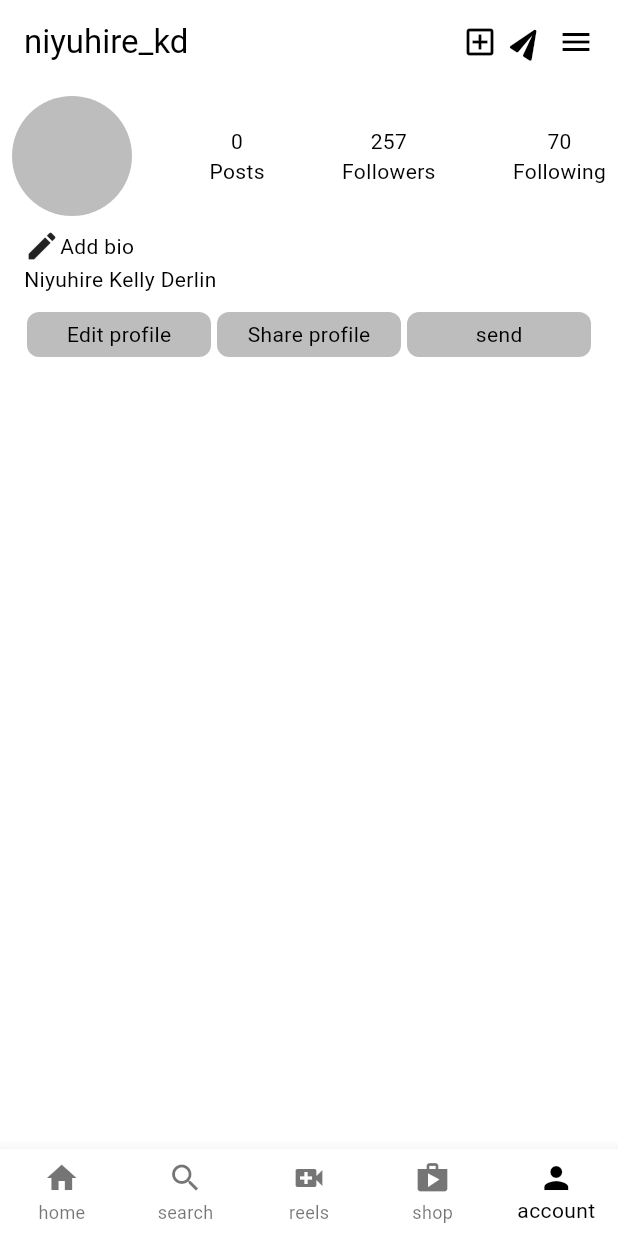
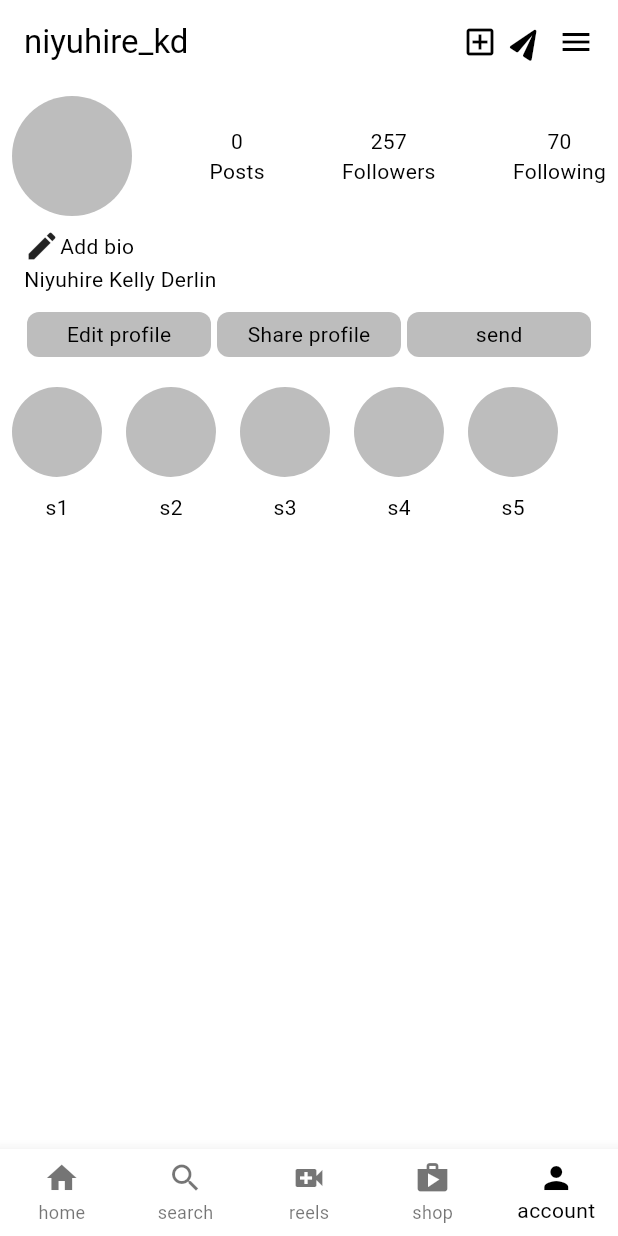
Before and after one commit to NKellyD/instagram-Ui, a Flutter app: the screen it shows after launch, item 5 of the bottom bar chosen, on a phone screen of 412 x 824 dp. Run offline on Flutter 3.47's test engine with Material 3 defaults, Android fonts, the phone set to English and light mode, and no system bars.

```diff
--- a/lib/pages/user_account.dart
+++ b/lib/pages/user_account.dart
@@ -2,6 +2,7 @@ import 'package:flutter/cupertino.dart';
 import 'package:flutter/material.dart';
 import 'package:flutter/widgets.dart';
 import 'package:instagram_ui/theme/theme_provider.dart';
+import 'package:instagram_ui/widgets/bubble_stories.dart';
 import 'package:provider/provider.dart';
 
 class UserAccount extends StatelessWidget {
@@ -130,6 +131,16 @@ class UserAccount extends StatelessWidget {
                 ),
               ],
             ),
+          ),
+          const SizedBox(height: 10,),
+          const Row(
+            children: [
+              BubbleStories(text: 's1',),
+              BubbleStories(text: 's2',),
+              BubbleStories(text: 's3',),
+              BubbleStories(text: 's4',),
+              BubbleStories(text: 's5',),
+            ],
           )
         ],
       )
```
